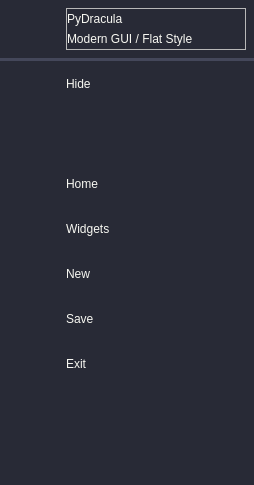
Qt form modern_gui_dracular_qt_widgets/extraleftmenu.ui (WenjunHuang/CPPPlayground) before a commit.
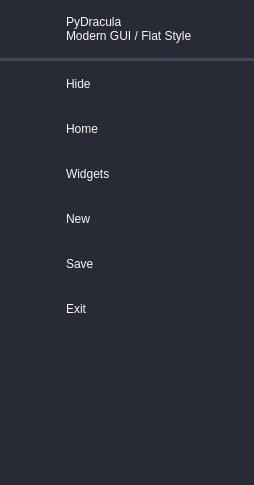
The same form after that commit. Icons and pictures are not drawn.

```diff
--- a/modern_gui_dracular_qt_widgets/extraleftmenu.ui
+++ b/modern_gui_dracular_qt_widgets/extraleftmenu.ui
@@ -244,15 +244,18 @@
          </size>
         </property>
         <property name="frameShape">
-         <enum>QFrame::StyledPanel</enum>
+         <enum>QFrame::NoFrame</enum>
         </property>
         <property name="frameShadow">
-         <enum>QFrame::Raised</enum>
+         <enum>QFrame::Plain</enum>
         </property>
         <layout class="QVBoxLayout" name="verticalLayout_7">
          <property name="spacing">
           <number>0</number>
          </property>
+         <property name="sizeConstraint">
+          <enum>QLayout::SetFixedSize</enum>
+         </property>
          <property name="leftMargin">
           <number>0</number>
          </property>
@@ -463,6 +466,19 @@
         </layout>
        </widget>
       </item>
+      <item>
+       <spacer name="verticalSpacer">
+        <property name="orientation">
+         <enum>Qt::Vertical</enum>
+        </property>
+        <property name="sizeHint" stdset="0">
+         <size>
+          <width>20</width>
+          <height>40</height>
+         </size>
+        </property>
+       </spacer>
+      </item>
       <item alignment="Qt::AlignBottom">
        <widget class="QFrame" name="bottomMenu">
         <property name="frameShape">
```
